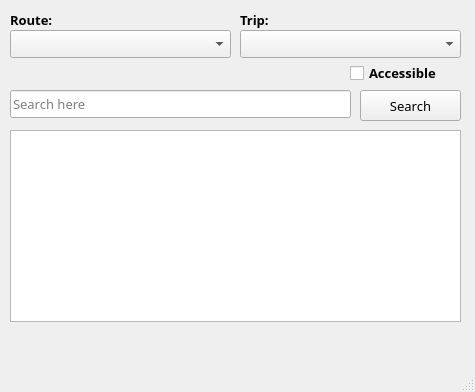
Old version of the form Semester_III/Oop/tasks/mainwindow.ui in the repository Liancee/University.
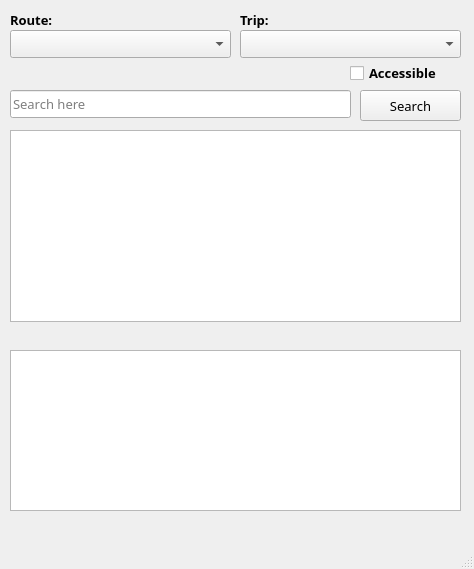
New version of the form. Icons and pictures are not drawn.

What changed in the file:
```diff
--- a/Semester_III/Oop/tasks/mainwindow.ui
+++ b/Semester_III/Oop/tasks/mainwindow.ui
@@ -6,8 +6,8 @@
    <rect>
     <x>0</x>
     <y>0</y>
-    <width>475</width>
-    <height>392</height>
+    <width>474</width>
+    <height>569</height>
    </rect>
   </property>
   <property name="font">
@@ -174,6 +174,16 @@
      </rect>
     </property>
    </widget>
+   <widget class="QPlainTextEdit" name="plainTextEdit">
+    <property name="geometry">
+     <rect>
+      <x>10</x>
+      <y>350</y>
+      <width>451</width>
+      <height>161</height>
+     </rect>
+    </property>
+   </widget>
   </widget>
   <widget class="QMenuBar" name="menubar">
    <property name="geometry">
```
Left out of the diff: 2 changed lines with no effect on the pictures.
